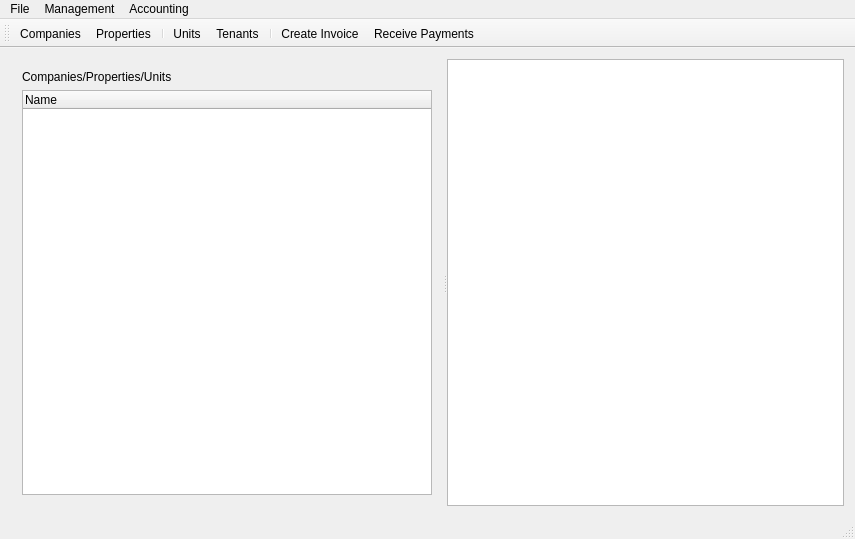
The window that rentmanagermainwindow.ui (jayjay-w/rentman) describes before a commit, drawn with Qt 5.
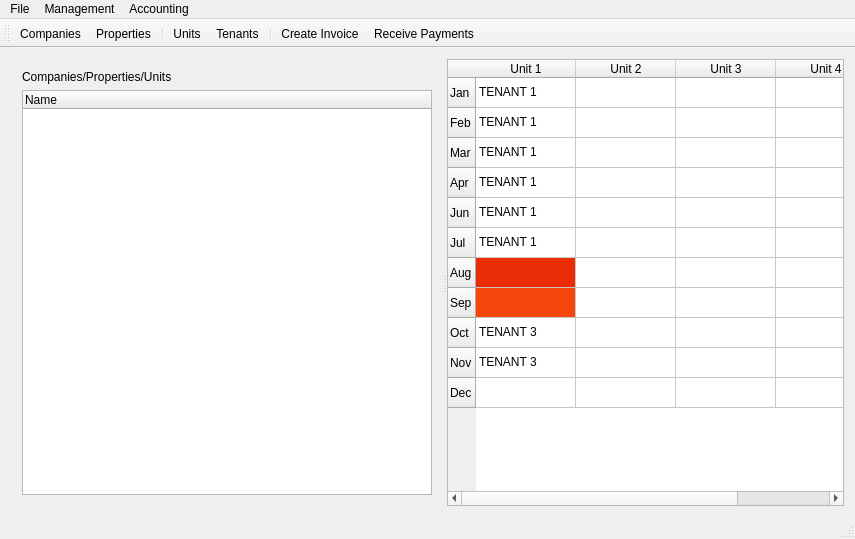
The same window after the commit.

```diff
--- a/rentmanagermainwindow.ui
+++ b/rentmanagermainwindow.ui
@@ -40,7 +40,153 @@
         </item>
        </layout>
       </widget>
-      <widget class="QTableWidget" name="tblUnits"/>
+      <widget class="QTableWidget" name="tblUnits">
+       <row>
+        <property name="text">
+         <string>Jan</string>
+        </property>
+       </row>
+       <row>
+        <property name="text">
+         <string>Feb</string>
+        </property>
+       </row>
+       <row>
+        <property name="text">
+         <string>Mar</string>
+        </property>
+       </row>
+       <row>
+        <property name="text">
+         <string>Apr</string>
+        </property>
+       </row>
+       <row>
+        <property name="text">
+         <string>Jun</string>
+        </property>
+       </row>
+       <row>
+        <property name="text">
+         <string>Jul</string>
+        </property>
+       </row>
+       <row>
+        <property name="text">
+         <string>Aug</string>
+        </property>
+       </row>
+       <row>
+        <property name="text">
+         <string>Sep</string>
+        </property>
+       </row>
+       <row>
+        <property name="text">
+         <string>Oct</string>
+        </property>
+       </row>
+       <row>
+        <property name="text">
+         <string>Nov</string>
+        </property>
+       </row>
+       <row>
+        <property name="text">
+         <string>Dec</string>
+        </property>
+       </row>
+       <column>
+        <property name="text">
+         <string>Unit 1</string>
+        </property>
+       </column>
+       <column>
+        <property name="text">
+         <string>Unit 2</string>
+        </property>
+       </column>
+       <column>
+        <property name="text">
+         <string>Unit 3</string>
+        </property>
+       </column>
+       <column>
+        <property name="text">
+         <string>Unit 4</string>
+        </property>
+       </column>
+       <item row="0" column="0">
+        <property name="text">
+         <string>TENANT 1</string>
+        </property>
+       </item>
+       <item row="1" column="0">
+        <property name="text">
+         <string>TENANT 1</string>
+        </property>
+       </item>
+       <item row="1" column="1">
+        <property name="text">
+         <string/>
+        </property>
+       </item>
+       <item row="2" column="0">
+        <property name="text">
+         <string>TENANT 1</string>
+        </property>
+       </item>
+       <item row="3" column="0">
+        <property name="text">
+         <string>TENANT 1</string>
+        </property>
+       </item>
+       <item row="4" column="0">
+        <property name="text">
+         <string>TENANT 1</string>
+        </property>
+       </item>
+       <item row="5" column="0">
+        <property name="text">
+         <string>TENANT 1</string>
+        </property>
+       </item>
+       <item row="6" column="0">
+        <property name="text">
+         <string/>
+        </property>
+        <property name="background">
+         <brush brushstyle="SolidPattern">
+          <color alpha="255">
+           <red>234</red>
+           <green>45</green>
+           <blue>7</blue>
+          </color>
+         </brush>
+        </property>
+       </item>
+       <item row="7" column="0">
+        <property name="background">
+         <brush brushstyle="SolidPattern">
+          <color alpha="255">
+           <red>245</red>
+           <green>70</green>
+           <blue>11</blue>
+          </color>
+         </brush>
+        </property>
+       </item>
+       <item row="8" column="0">
+        <property name="text">
+         <string>TENANT 3</string>
+        </property>
+       </item>
+       <item row="9" column="0">
+        <property name="text">
+         <string>TENANT 3</string>
+        </property>
+       </item>
+      </widget>
      </widget>
     </item>
    </layout>
```
Left out of the diff: 2 changed lines with no effect on the pictures.
